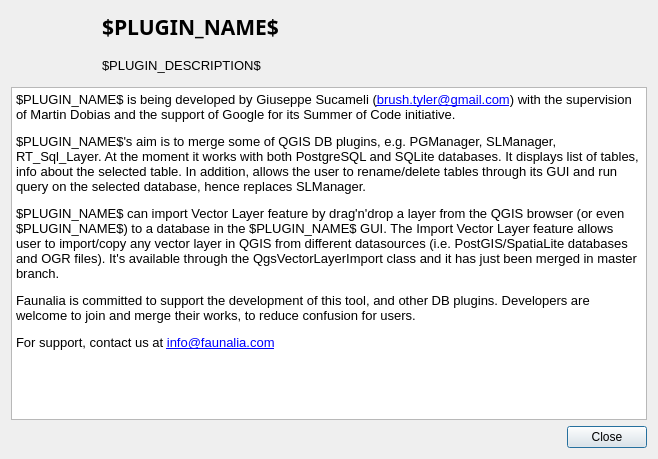
First picture: the form in ui/DlgAbout.ui, repository brushtyler/db_manager, before the edit.
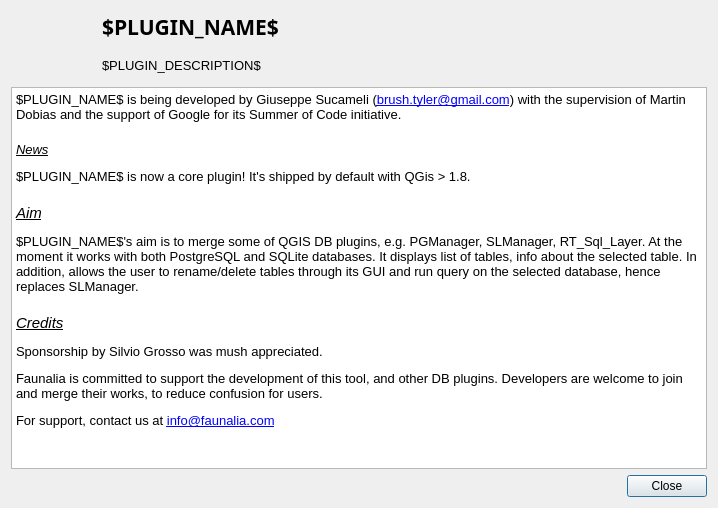
Second picture: the form after the edit.

Commit message: add sponsorship by Silvio Grosso to the about dialog

```diff
--- a/ui/DlgAbout.ui
+++ b/ui/DlgAbout.ui
@@ -6,8 +6,8 @@
    <rect>
     <x>0</x>
     <y>0</y>
-    <width>658</width>
-    <height>459</height>
+    <width>718</width>
+    <height>508</height>
    </rect>
   </property>
   <property name="windowTitle">
@@ -90,8 +90,12 @@
 p, li { white-space: pre-wrap; }
 &lt;/style&gt;&lt;/head&gt;&lt;body style=&quot; font-family:'Ubuntu'; font-size:11pt; font-weight:400; font-style:normal;&quot;&gt;
 &lt;p style=&quot; margin-top:0px; margin-bottom:0px; margin-left:0px; margin-right:0px; -qt-block-indent:0; text-indent:0px;&quot;&gt;&lt;span style=&quot; font-family:'Sans'; font-size:10pt;&quot;&gt;$PLUGIN_NAME$ is being developed by Giuseppe Sucameli (&lt;/span&gt;&lt;a href=&quot;mailto:brush.tyler@gmail.com?subject=$MAIL_SUBJECT$&amp;amp;body=$MAIL_BODY$&quot;&gt;&lt;span style=&quot; font-family:'Sans'; font-size:10pt; text-decoration: underline; color:#0000ff;&quot;&gt;brush.tyler@gmail.com&lt;/span&gt;&lt;/a&gt;&lt;span style=&quot; font-family:'Sans'; font-size:10pt;&quot;&gt;) with the supervision of Martin Dobias and the support of Google for its Summer of Code initiative. &lt;/span&gt;&lt;/p&gt;
+&lt;p style=&quot; margin-top:20px; margin-bottom:12px; margin-left:0px; margin-right:0px; -qt-block-indent:0; text-indent:0px;&quot;&gt;&lt;span style=&quot; font-family:'Sans'; font-size:10pt; font-style:italic; text-decoration: underline;&quot;&gt;News&lt;/span&gt;&lt;/p&gt;
+&lt;p style=&quot; margin-top:12px; margin-bottom:12px; margin-left:0px; margin-right:0px; -qt-block-indent:0; text-indent:0px;&quot;&gt;&lt;span style=&quot; font-family:'Sans'; font-size:10pt;&quot;&gt;$PLUGIN_NAME$ is now a core plugin! It's shipped by default with QGis &amp;gt; 1.8. &lt;/span&gt;&lt;/p&gt;
+&lt;p style=&quot; margin-top:20px; margin-bottom:12px; margin-left:0px; margin-right:0px; -qt-block-indent:0; text-indent:0px;&quot;&gt;&lt;span style=&quot; font-style:italic; text-decoration: underline;&quot;&gt;Aim&lt;/span&gt;&lt;/p&gt;
 &lt;p style=&quot; margin-top:12px; margin-bottom:12px; margin-left:0px; margin-right:0px; -qt-block-indent:0; text-indent:0px;&quot;&gt;&lt;span style=&quot; font-family:'Sans'; font-size:10pt;&quot;&gt;$PLUGIN_NAME$'s aim is to merge some of QGIS DB plugins, e.g. PGManager, SLManager, RT_Sql_Layer. At the moment it works with both PostgreSQL and SQLite databases. It displays list of tables, info about the selected table. In addition, allows the user to rename/delete tables through its GUI and run query on the selected database, hence replaces SLManager. &lt;/span&gt;&lt;/p&gt;
-&lt;p style=&quot; margin-top:12px; margin-bottom:12px; margin-left:0px; margin-right:0px; -qt-block-indent:0; text-indent:0px;&quot;&gt;&lt;span style=&quot; font-family:'Sans'; font-size:10pt;&quot;&gt;$PLUGIN_NAME$ can import Vector Layer feature by drag'n'drop a layer from the QGIS browser (or even $PLUGIN_NAME$) to a database in the $PLUGIN_NAME$ GUI. The Import Vector Layer feature allows user to import/copy any vector layer in QGIS from different datasources (i.e. PostGIS/SpatiaLite databases and OGR files). It's available through the QgsVectorLayerImport class and it has just been merged in master branch. &lt;/span&gt;&lt;/p&gt;
+&lt;p style=&quot; margin-top:20px; margin-bottom:12px; margin-left:0px; margin-right:0px; -qt-block-indent:0; text-indent:0px;&quot;&gt;&lt;span style=&quot; font-style:italic; text-decoration: underline;&quot;&gt;Credits&lt;/span&gt;&lt;/p&gt;
+&lt;p style=&quot; margin-top:12px; margin-bottom:12px; margin-left:0px; margin-right:0px; -qt-block-indent:0; text-indent:0px;&quot;&gt;&lt;span style=&quot; font-family:'Sans'; font-size:10pt;&quot;&gt;Sponsorship by Silvio Grosso was mush appreciated. &lt;/span&gt;&lt;/p&gt;
 &lt;p style=&quot; margin-top:12px; margin-bottom:12px; margin-left:0px; margin-right:0px; -qt-block-indent:0; text-indent:0px;&quot;&gt;&lt;span style=&quot; font-family:'Sans'; font-size:10pt;&quot;&gt;Faunalia is committed to support the development of this tool, and other DB plugins. Developers are welcome to join and merge their works, to reduce confusion for users.&lt;/span&gt;&lt;/p&gt;
 &lt;p style=&quot; margin-top:0px; margin-bottom:0px; margin-left:0px; margin-right:0px; -qt-block-indent:0; text-indent:0px;&quot;&gt;&lt;span style=&quot; font-family:'Sans'; font-size:10pt;&quot;&gt;For support, contact us at &lt;/span&gt;&lt;a href=&quot;mailto:info@faunalia.com?subject=$MAIL_SUBJECT$&amp;amp;body=$MAIL_BODY$&quot;&gt;&lt;span style=&quot; font-family:'Sans'; font-size:10pt; text-decoration: underline; color:#0000ff;&quot;&gt;info@faunalia.com&lt;/span&gt;&lt;/a&gt;&lt;/p&gt;&lt;/body&gt;&lt;/html&gt;</string>
      </property>
```
